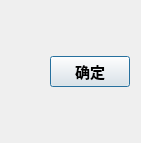
This is ui/page_elements/check_combo_box/dialog.ui in ArcherLuo233/election-s-prediction as Qt 5 draws it before an edit. The edited form follows.
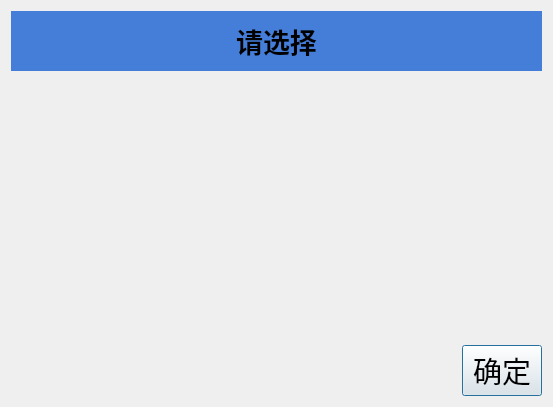
This is the edited form.

Diff of the .ui file:
```diff
--- a/ui/page_elements/check_combo_box/dialog.ui
+++ b/ui/page_elements/check_combo_box/dialog.ui
@@ -6,16 +6,16 @@
             <rect>
                 <x>0</x>
                 <y>0</y>
-                <width>141</width>
-                <height>143</height>
+    <width>553</width>
+    <height>407</height>
             </rect>
         </property>
         <property name="font">
             <font>
                 <family>华文新魏</family>
-                <pointsize>11</pointsize>
-                <weight>75</weight>
-                <bold>true</bold>
+    <pointsize>22</pointsize>
+    <weight>50</weight>
+    <bold>false</bold>
             </font>
         </property>
         <property name="windowTitle">
@@ -25,6 +25,29 @@
             <bool>true</bool>
         </property>
         <layout class="QVBoxLayout" name="verticalLayout">
+   <item>
+    <widget class="QLabel" name="label_2">
+     <property name="font">
+      <font>
+       <family>楷体</family>
+       <pointsize>20</pointsize>
+       <weight>75</weight>
+       <bold>true</bold>
+      </font>
+     </property>
+     <property name="styleSheet">
+      <string notr="true">background-color: rgb(68, 126, 217);
+       padding: 10px
+      </string>
+     </property>
+     <property name="text">
+      <string>请选择</string>
+     </property>
+     <property name="alignment">
+      <set>Qt::AlignCenter</set>
+     </property>
+    </widget>
+   </item>
             <item>
                 <spacer name="verticalSpacer_2">
                     <property name="orientation">
@@ -41,6 +64,19 @@
             <item>
                 <layout class="QVBoxLayout" name="layout"/>
             </item>
+   <item>
+    <spacer name="verticalSpacer">
+     <property name="orientation">
+      <enum>Qt::Vertical</enum>
+     </property>
+     <property name="sizeHint" stdset="0">
+      <size>
+       <width>20</width>
+       <height>40</height>
+      </size>
+     </property>
+    </spacer>
+   </item>
             <item>
                 <layout class="QHBoxLayout" name="horizontalLayout">
                     <item>
@@ -65,19 +101,6 @@
                     </item>
                 </layout>
             </item>
-            <item>
-                <spacer name="verticalSpacer">
-                    <property name="orientation">
-                        <enum>Qt::Vertical</enum>
-                    </property>
-                    <property name="sizeHint" stdset="0">
-                        <size>
-                            <width>20</width>
-                            <height>40</height>
-                        </size>
-                    </property>
-                </spacer>
-            </item>
         </layout>
     </widget>
     <resources/>
```
Left out of the diff: 2 changed lines with no effect on the pictures. Lines whose indentation alone changed are shown as unchanged.
